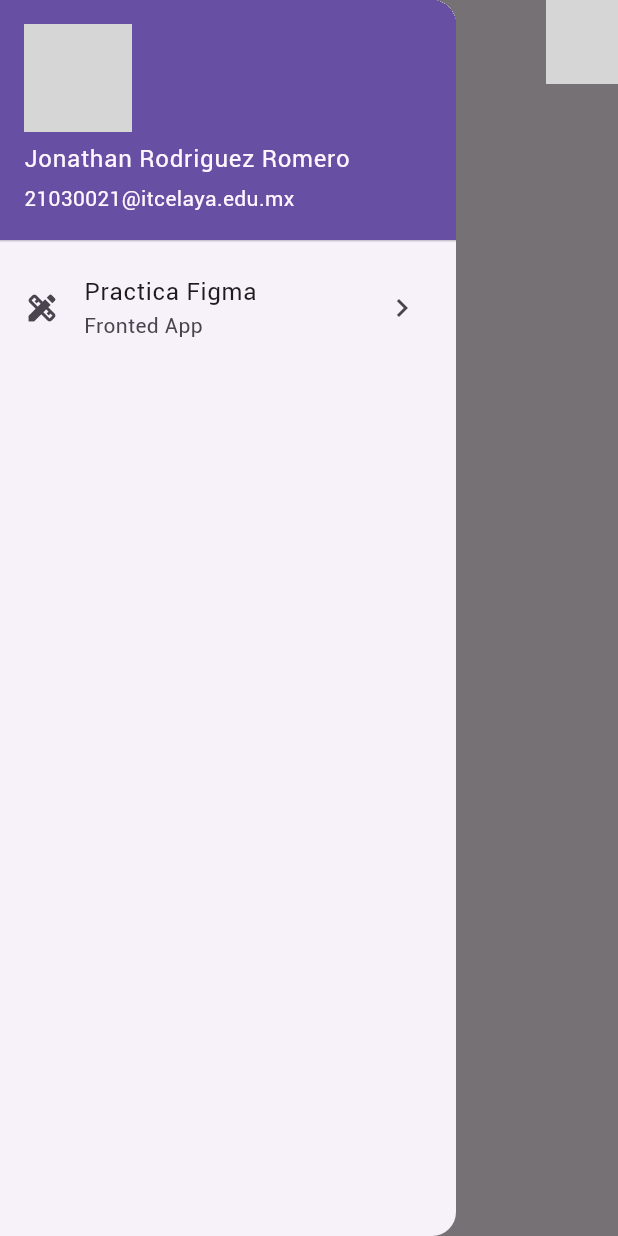
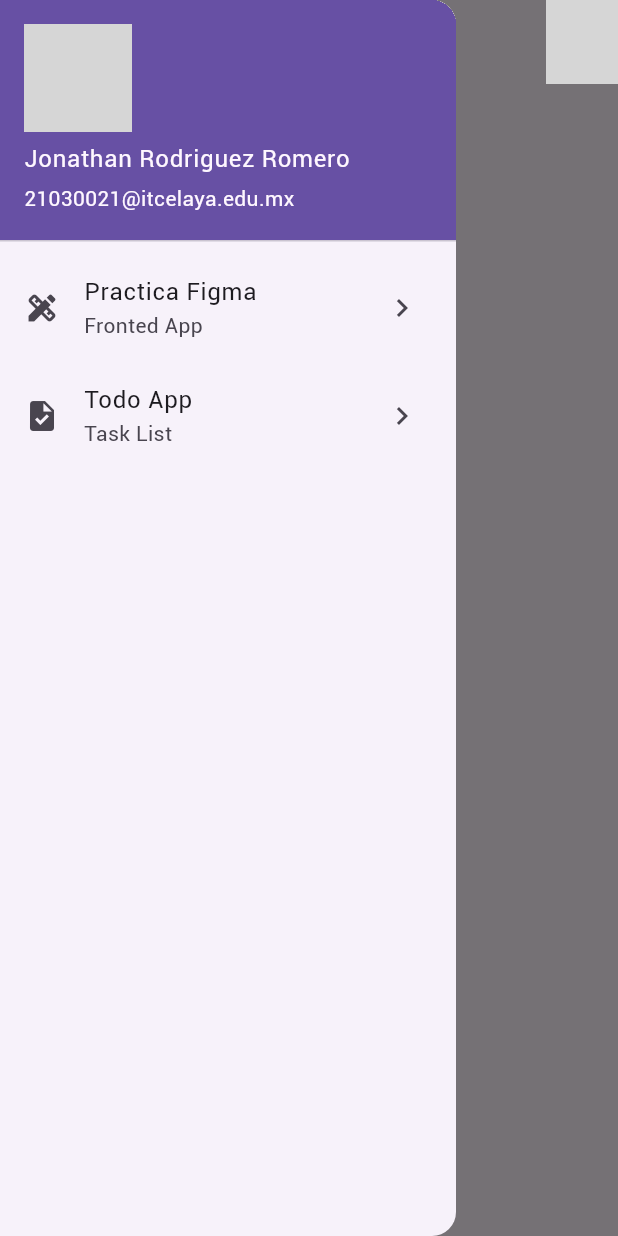
Before and after one commit to JonathanRomeraso/flutter_apliacation_1, a Flutter app: the DashboadScreen screen opened by its route, with the side drawer open, on a phone screen of 412 x 824 dp. Run offline on Flutter 3.47's test engine with Material 3 defaults, Android fonts, the phone set to English and light mode, and no system bars; our stand-ins replace another_flutter_splash_screen, lottie, sqflite; missing offline and left inert: dark_light_button; accounts and stored records are empty; network calls fail; grey boxes are pictures that could not be loaded.

Commit message:
26 de Febrero

```diff
--- a/lib/database/task_database.dart
+++ b/lib/database/task_database.dart
@@ -29,8 +29,8 @@ class TaskDatabase {
           titleTodo varchar(35),
           dscTodo varchar(100),
           dateTodo varchar(10),
-          sttTodo boolean,
-        );''';
+          sttTodo boolean
+        )''';
         db.execute(query);
       },
     );
--- a/lib/main.dart
+++ b/lib/main.dart
@@ -5,6 +5,7 @@ import 'package:flutter_application_1/practica_figma/screens/splash_screen_figma
 import 'package:flutter_application_1/screens/dashboad_screen.dart';
 import 'package:flutter_application_1/screens/list_students_screen.dart';
 import 'package:flutter_application_1/screens/splash_screen.dart';
+import 'package:flutter_application_1/screens/todo_screen.dart';
 import 'package:flutter_application_1/utils/global_values.dart';
 
 void main() => runApp(const MyApp());
@@ -25,6 +26,7 @@ class MyApp extends StatelessWidget {
               "/home": (context) => HomeScreen(),
               "/Place": (context) => PlaceScreen(),
               "/splash":(context) => SplashScreenFigma(),
+              "/todo": (context) => const TodoScreen(),
             },
             title: 'Material App',
             home: SplashScreen(),
--- a/lib/screens/dashboad_screen.dart
+++ b/lib/screens/dashboad_screen.dart
@@ -10,7 +10,9 @@ class DashboadScreen extends StatelessWidget {
   Widget build(BuildContext context) {
     return Scaffold(
       appBar: AppBar(
-        title: Text("Bienvenido",),
+        title: Text(
+          "Bienvenido",
+        ),
         actions: [
           DarlightButton(
               type: Darlights.DarlightFour,
@@ -38,11 +40,18 @@ class DashboadScreen extends StatelessWidget {
           title: Text("Practica Figma"),
           subtitle: Text("Fronted App"),
           trailing: GestureDetector(
-              onDoubleTap: () {
+              onTap: () {
                 Navigator.pushNamed(context, "/splash");
               },
               child: Icon(Icons.chevron_right)),
-        )
+        ),
+        ListTile(
+          onTap: () => Navigator.pushNamed(context, "/todo"),
+          leading: Icon(Icons.task),
+          title: Text("Todo App"),
+          subtitle: Text("Task List"),
+          trailing: Icon(Icons.chevron_right),
+        ),
       ])),
       //endDrawer: Drawer(),
     );
```
Also changed, not shown: lib/screens/todo_screen.dart (+40 -3 lines).
